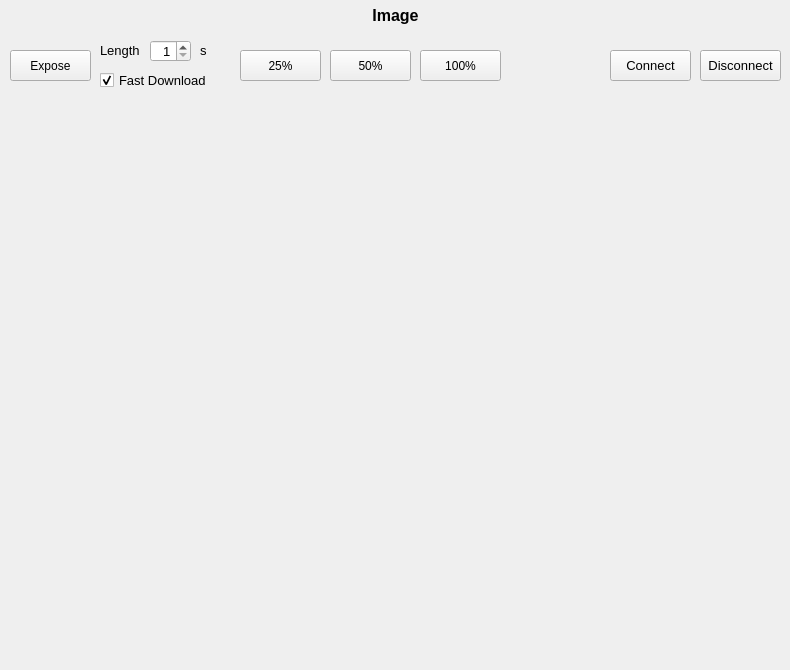
The window that mountwizzard/support/image_dialog_ui.ui (sayitfast/MountWizzard3) describes before a commit, drawn with Qt 5.
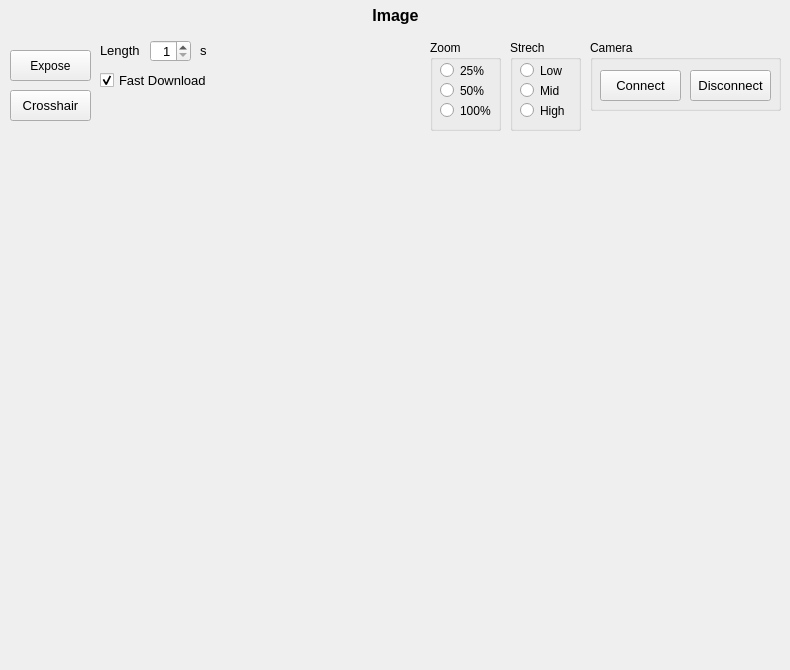
The same window after the commit.

Commit message: added zoom and strech functions to image widget

What changed in the file:
```diff
--- a/mountwizzard/support/image_dialog_ui.ui
+++ b/mountwizzard/support/image_dialog_ui.ui
@@ -44,9 +44,9 @@
    <property name="geometry">
     <rect>
      <x>0</x>
-     <y>100</y>
+     <y>140</y>
      <width>791</width>
-     <height>571</height>
+     <height>531</height>
     </rect>
    </property>
   </widget>
@@ -159,89 +159,176 @@
     <string>s</string>
    </property>
   </widget>
-  <widget class="QPushButton" name="btn_size25">
+  <widget class="QPushButton" name="btn_crosshair">
    <property name="geometry">
     <rect>
-     <x>240</x>
-     <y>50</y>
+     <x>10</x>
+     <y>90</y>
      <width>81</width>
      <height>31</height>
     </rect>
    </property>
-   <property name="toolTip">
-    <string>Saves actual model und name &quot;SIMPLE&quot; in mount</string>
+   <property name="font">
+    <font>
+     <pointsize>10</pointsize>
+    </font>
    </property>
    <property name="text">
-    <string>25%</string>
+    <string>Crosshair</string>
    </property>
   </widget>
-  <widget class="QPushButton" name="btn_size50">
+  <widget class="QGroupBox" name="groupBox">
    <property name="geometry">
     <rect>
-     <x>330</x>
-     <y>50</y>
-     <width>81</width>
-     <height>31</height>
+     <x>590</x>
+     <y>40</y>
+     <width>191</width>
+     <height>71</height>
     </rect>
    </property>
-   <property name="toolTip">
-    <string>Saves actual model und name &quot;SIMPLE&quot; in mount</string>
+   <property name="title">
+    <string>Camera</string>
    </property>
-   <property name="text">
-    <string>50%</string>
-   </property>
+   <widget class="QPushButton" name="btn_connectCamPS">
+    <property name="geometry">
+     <rect>
+      <x>10</x>
+      <y>30</y>
+      <width>81</width>
+      <height>31</height>
+     </rect>
+    </property>
+    <property name="font">
+     <font>
+      <pointsize>10</pointsize>
+     </font>
+    </property>
+    <property name="text">
+     <string>Connect</string>
+    </property>
+   </widget>
+   <widget class="QPushButton" name="btn_disconnectCamPS">
+    <property name="geometry">
+     <rect>
+      <x>100</x>
+      <y>30</y>
+      <width>81</width>
+      <height>31</height>
+     </rect>
+    </property>
+    <property name="font">
+     <font>
+      <pointsize>10</pointsize>
+     </font>
+    </property>
+    <property name="text">
+     <string>Disconnect</string>
+    </property>
+   </widget>
   </widget>
-  <widget class="QPushButton" name="btn_size100">
+  <widget class="QGroupBox" name="groupBox_2">
    <property name="geometry">
     <rect>
-     <x>420</x>
-     <y>50</y>
-     <width>81</width>
-     <height>31</height>
+     <x>510</x>
+     <y>40</y>
+     <width>71</width>
+     <height>91</height>
     </rect>
    </property>
-   <property name="toolTip">
-    <string>Saves actual model und name &quot;SIMPLE&quot; in mount</string>
+   <property name="title">
+    <string>Strech</string>
    </property>
-   <property name="text">
-    <string>100%</string>
-   </property>
+   <widget class="QRadioButton" name="btn_strechLow">
+    <property name="geometry">
+     <rect>
+      <x>10</x>
+      <y>20</y>
+      <width>61</width>
+      <height>21</height>
+     </rect>
+    </property>
+    <property name="text">
+     <string>Low</string>
+    </property>
+   </widget>
+   <widget class="QRadioButton" name="btn_strechMid">
+    <property name="geometry">
+     <rect>
+      <x>10</x>
+      <y>40</y>
+      <width>61</width>
+      <height>21</height>
+     </rect>
+    </property>
+    <property name="text">
+     <string>Mid</string>
+    </property>
+   </widget>
+   <widget class="QRadioButton" name="btn_strechHigh">
+    <property name="geometry">
+     <rect>
+      <x>10</x>
+      <y>60</y>
+      <width>61</width>
+      <height>21</height>
+     </rect>
+    </property>
+    <property name="text">
+     <string>High</string>
+    </property>
+   </widget>
   </widget>
-  <widget class="QPushButton" name="btn_connectCamPS">
+  <widget class="QGroupBox" name="groupBox_3">
    <property name="geometry">
     <rect>
-     <x>610</x>
-     <y>50</y>
-     <width>81</width>
-     <height>31</height>
+     <x>430</x>
+     <y>40</y>
+     <width>71</width>
+     <height>91</height>
     </rect>
    </property>
-   <property name="font">
-    <font>
-     <pointsize>10</pointsize>
-    </font>
+   <property name="title">
+    <string>Zoom</string>
    </property>
-   <property name="text">
-    <string>Connect</string>
-   </property>
-  </widget>
-  <widget class="QPushButton" name="btn_disconnectCamPS">
-   <property name="geometry">
-    <rect>
-     <x>700</x>
-     <y>50</y>
-     <width>81</width>
-     <height>31</height>
-    </rect>
-   </property>
-   <property name="font">
-    <font>
-     <pointsize>10</pointsize>
-    </font>
-   </property>
-   <property name="text">
-    <string>Disconnect</string>
-   </property>
+   <widget class="QRadioButton" name="btn_size25">
+    <property name="geometry">
+     <rect>
+      <x>10</x>
+      <y>20</y>
+      <width>51</width>
+      <height>21</height>
+     </rect>
+    </property>
+    <property name="text">
+     <string>25%</string>
+    </property>
+   </widget>
+   <widget class="QRadioButton" name="btn_size50">
+    <property name="geometry">
+     <rect>
+      <x>10</x>
+      <y>40</y>
+      <width>51</width>
+      <height>21</height>
+     </rect>
+    </property>
+    <property name="text">
+     <string>50%</string>
+    </property>
+   </widget>
+   <widget class="QRadioButton" name="btn_size100">
+    <property name="geometry">
+     <rect>
+      <x>10</x>
+      <y>60</y>
+      <width>51</width>
+      <height>21</height>
+     </rect>
+    </property>
+    <property name="text">
+     <string>100%</string>
+    </property>
+   </widget>
   </widget>
  </widget>
  <resources/>
```
The commit also changes 2 other files.
